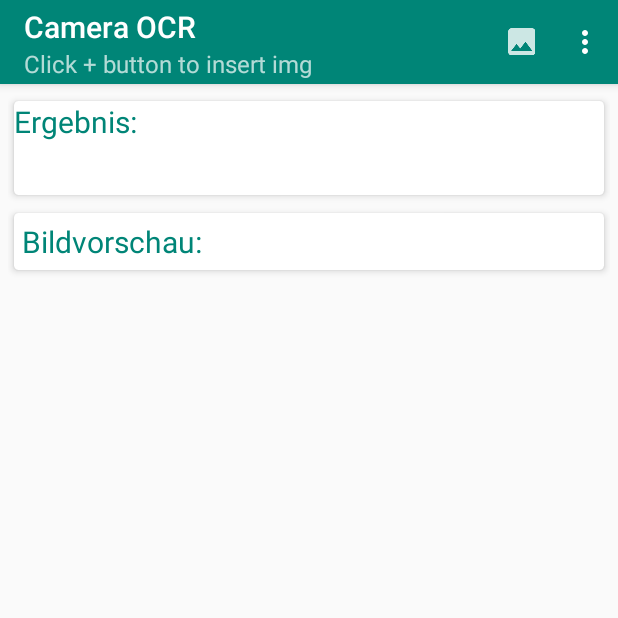
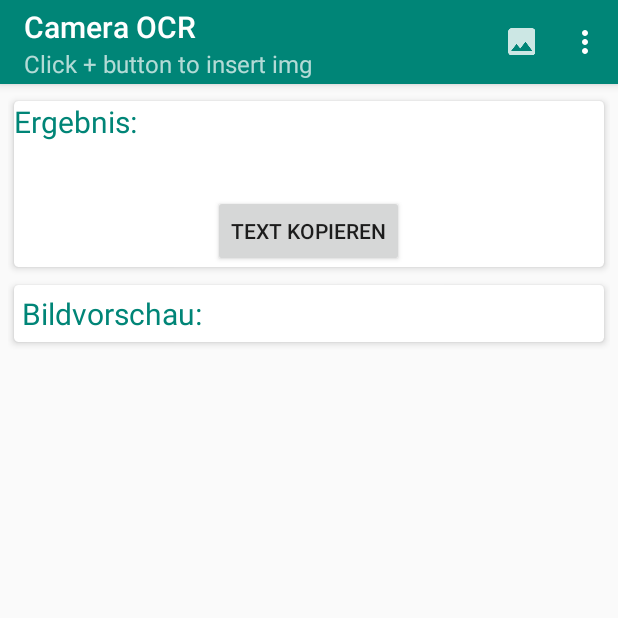
Before and after one commit to purpurWombat/Camera, an Android app: the screen it shows after launch (MainActivity), on a phone screen of 412 x 824 dp, the top half of it. Run offline under Robolectric (Android 15) with nearby library versions, the phone set to English and light mode, and no system bars; libraries missing offline, so code that uses them is left out: com.google.android.gms, com.theartofdev.edmodo; pictures from the network do not load.

Commit message:
Text kann kopiert werden

```diff
--- a/app/src/main/AndroidManifest.xml
+++ b/app/src/main/AndroidManifest.xml
@@ -8,7 +8,7 @@
 
     <application
         android:allowBackup="true"
-        android:icon="@mipmap/ic_launcher"
+        android:icon="@drawable/app_icon_2"
         android:label="@string/app_name"
         android:roundIcon="@mipmap/ic_launcher_round"
         android:supportsRtl="true"
--- a/app/src/main/java/com/example/oerkaptan/camera/MainActivity.java
+++ b/app/src/main/java/com/example/oerkaptan/camera/MainActivity.java
@@ -1,6 +1,8 @@
 package com.example.oerkaptan.camera;
 
 import android.Manifest;
+import android.content.ClipData;
+import android.content.ClipboardManager;
 import android.content.ContentValues;
 import android.content.Context;
 import android.content.DialogInterface;
@@ -21,10 +23,11 @@ import android.os.Bundle;
 import android.util.SparseArray;
 import android.view.Menu;
 import android.view.MenuItem;
+import android.view.View;
+import android.widget.Button;
 import android.widget.EditText;
 import android.widget.ImageView;
 import android.widget.Toast;
-
 import com.google.android.gms.vision.Frame;
 import com.google.android.gms.vision.text.TextBlock;
 import com.google.android.gms.vision.text.TextRecognizer;
@@ -35,6 +38,7 @@ public class MainActivity extends AppCompatActivity {
 
     EditText mResultEt;
     ImageView mPreviewIv;
+    Button buttonCopy;
 
     private static final int CAMERA_REQUEST_CODE = 200;
     private static final int STORAGE_REQUEST_CODE = 400;
@@ -55,17 +59,26 @@ public class MainActivity extends AppCompatActivity {
 
         mResultEt = findViewById(R.id.resultEt);
         mPreviewIv = findViewById(R.id.imageIv);
+        buttonCopy = findViewById(R.id.buttonCopy);
 
         //camera permission
         cameraPermission = new String[]{Manifest.permission.CAMERA,Manifest.permission.WRITE_EXTERNAL_STORAGE};
         storagePermission = new String[]{Manifest.permission.WRITE_EXTERNAL_STORAGE};
 
-
+        buttonCopy.setOnClickListener(new View.OnClickListener() {
+            @Override
+            public void onClick(View v) {
+                ClipboardManager clipboardManager = (ClipboardManager)getSystemService(Context.CLIPBOARD_SERVICE);
+                ClipData clipData = ClipData.newPlainText("" ,mResultEt.getText().toString());
+                clipboardManager.setPrimaryClip(clipData);
+                Toast.makeText(getApplicationContext(), "Text kopiert", Toast.LENGTH_SHORT).show();
+            }
+        });
     }
 
 
+
     //menu
-
     @Override
     public boolean onCreateOptionsMenu(Menu menu) {
         getMenuInflater().inflate(R.menu.menu_main, menu);
@@ -81,7 +94,6 @@ public class MainActivity extends AppCompatActivity {
         if (id == R.id.settings){
             Toast.makeText(this, "settings", Toast.LENGTH_SHORT).show();
         }
-
         return super.onOptionsItemSelected(item);
     }
 
@@ -113,11 +125,9 @@ public class MainActivity extends AppCompatActivity {
             }
         });
         dialog.create().show();
-
     }
 
     private void pickGallery() {
-
         Intent intent = new Intent(Intent.ACTION_PICK);
         intent.setType("image/*");
         startActivityForResult(intent, IMAGE_PICK_GALLERY_CODE);
@@ -140,7 +150,6 @@ public class MainActivity extends AppCompatActivity {
 
     private void requestStoragePermission() {
         ActivityCompat.requestPermissions(this, storagePermission, STORAGE_REQUEST_CODE);
-
     }
 
     private boolean checkStoragePermission() {
@@ -177,7 +186,6 @@ public class MainActivity extends AppCompatActivity {
                    } else {
                        Toast.makeText(this, "permission denied", Toast.LENGTH_SHORT).show();
                    }
-
                }
                break;
 
@@ -191,12 +199,9 @@ public class MainActivity extends AppCompatActivity {
                    } else {
                        Toast.makeText(this, "permission denied", Toast.LENGTH_SHORT).show();
                    }
-
                }
                break;
-
        }
-
     }
 
 
@@ -210,13 +215,10 @@ public class MainActivity extends AppCompatActivity {
             if (requestCode == IMAGE_PICK_GALLERY_CODE){
                 CropImage.activity(data.getData()).setGuidelines(CropImageView.Guidelines.ON)
                         .start(this);
-
             }
             if (requestCode == IMAGE_PICK_CAMERA_CODE){
                 CropImage.activity(image_uri).setGuidelines(CropImageView.Guidelines.ON)
                         .start(this);
-
-
             }
         }
 
@@ -244,24 +246,17 @@ public class MainActivity extends AppCompatActivity {
                         TextBlock myItem = items.valueAt(i);
                         stringBuilder.append(myItem.getValue());
                         stringBuilder.append("\n");
-
                     }
                     // txt in editor
                     mResultEt.setText(stringBuilder.toString());
-
                 }
             }
 
             else if (resultCode == CropImage.CROP_IMAGE_ACTIVITY_RESULT_ERROR_CODE){
-
                 Exception error = result.getError();
                 Toast.makeText(this, ""+error, Toast.LENGTH_SHORT).show();
             }
-
-
         }
-
-
     }
 }
 
--- a/app/src/main/res/layout/activity_main.xml
+++ b/app/src/main/res/layout/activity_main.xml
@@ -27,6 +27,7 @@
                 <LinearLayout
                     android:layout_width="match_parent"
                     android:layout_height="wrap_content"
+                    android:gravity="center"
                     android:orientation="vertical">
 
                     <TextView
@@ -44,9 +45,16 @@
                         android:autoLink="all"
                         android:background="@null"
                         android:padding="5dp"
+                        android:textIsSelectable="true"
                         android:textColor="#000"
                         android:layout_width="match_parent"
                         android:layout_height="wrap_content" />
+
+                    <Button
+                        android:id="@+id/buttonCopy"
+                        android:layout_width="wrap_content"
+                        android:layout_height="wrap_content"
+                        android:text="Text kopieren" />
 
                 </LinearLayout>
 
@@ -88,8 +96,9 @@
 
             <!-- bt um bild zu wählen -->
 
-
         </LinearLayout>
 
     </ScrollView>
+
+
 </RelativeLayout>
```
